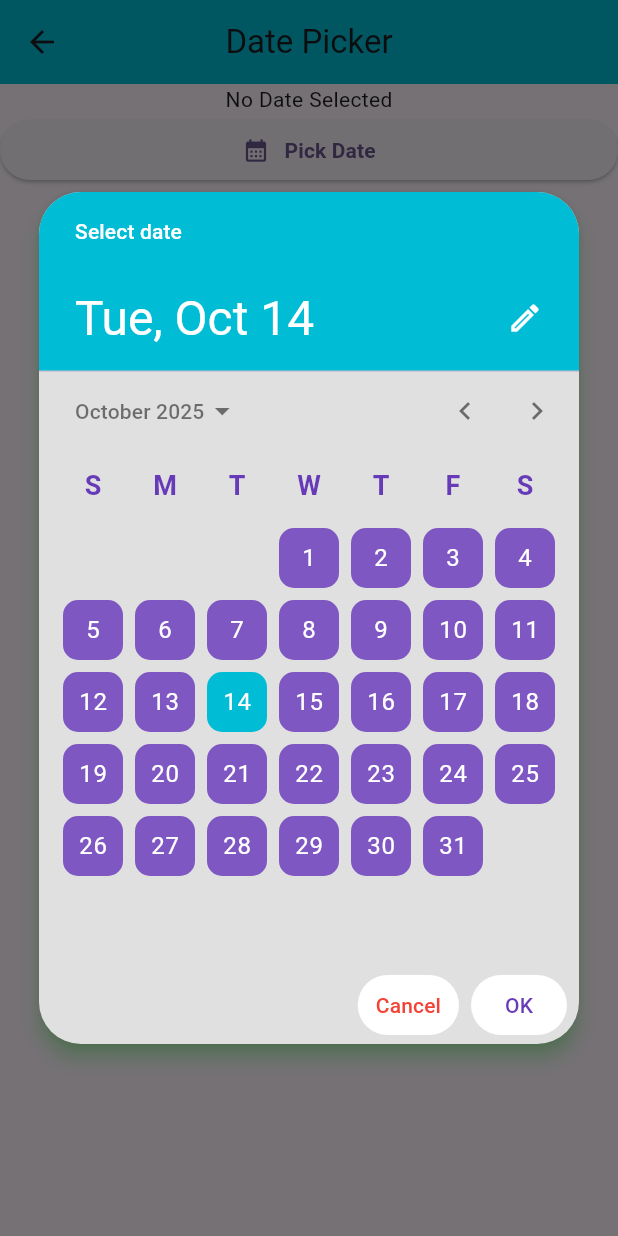
After one commit to KapilMukati-Yunicorn/training_projects, a Flutter app: the CustomDatePicker screen opened directly, after a tap on "Pick Date", on a phone screen of 412 x 824 dp. The commit adds this screen. Run offline on Flutter 3.47's test engine with Material 3 defaults, Android fonts, the phone set to English and light mode, and no system bars; our stand-ins replace another_flushbar, cached_network_image, fluttertoast.

Commit message:
Date Picker & Time Picker Practice Code

```diff
--- /dev/null
+++ b/lib/flutter_widgets/date_picker.dart
@@ -0,0 +1,132 @@
+import 'package:flutter/material.dart';
+import 'package:intl/intl.dart';
+
+class CustomDatePicker extends StatefulWidget {
+  const CustomDatePicker({super.key});
+
+  @override
+  State<CustomDatePicker> createState() => _CustomDatePickerState();
+}
+
+class _CustomDatePickerState extends State<CustomDatePicker> {
+  DateTime? _selectedDate;
+
+  @override
+  Widget build(BuildContext context) {
+    return Scaffold(
+      appBar: AppBar(
+        title: Text("Date Picker"),
+        centerTitle: true,
+        backgroundColor: Colors.cyan,
+      ),
+      body: Center(
+        child: Column(
+          children: [
+            Text(
+              _selectedDate == null
+                  ? "No Date Selected"
+                  : DateFormat("dd/MM/yyyy").format(_selectedDate!),
+            ),
+            ElevatedButton(
+              onPressed: () async {
+                DateTime? pickedDate = await showDatePicker(
+                  builder: (context, child) {
+                    return Theme(
+                      data: Theme.of(context).copyWith(
+                        //   colorScheme: const ColorScheme.light(
+                        // primary: Colors.cyan,
+                        // onPrimary: Colors.white,
+                        // onSurface: Colors.black
+                        datePickerTheme: DatePickerThemeData(
+                          dayShape: MaterialStateProperty.all(
+                            RoundedRectangleBorder(
+                              borderRadius: BorderRadius.circular(10),
+                            ),
+                          ),
+                          dayBackgroundColor:
+                              MaterialStateProperty.resolveWith<Color?>((
+                                states,
+                              ) {
+                                if (states.contains(MaterialState.selected)) {
+                                  return Colors.cyan;
+                                } else if (states.contains(
+                                  MaterialState.disabled,
+                                )) {
+                                  return Colors.green;
+                                } else {
+                                  return Colors.deepPurple.shade400;
+                                }
+                              }),
+
+                          elevation: 5,
+                          dayForegroundColor: MaterialStateProperty.all(
+                            Colors.white,
+                          ),
+                          shadowColor: Colors.green,
+                          // dayForegroundColor:
+                          cancelButtonStyle: ButtonStyle(
+                            foregroundColor: MaterialStateProperty.all(
+                              Colors.red,
+                            ),
+                            backgroundColor: MaterialStateProperty.all(
+                              Colors.white,
+                            ),
+                          ),
+                          confirmButtonStyle: ButtonStyle(
+                            foregroundColor: MaterialStateProperty.all(
+                              Colors.deepPurple,
+                            ),
+                            backgroundColor: MaterialStateProperty.all(
+                              Colors.white,
+                            ),
+                          ),
+                          todayBackgroundColor: MaterialStateProperty.all(
+                            Colors.red.shade400,
+                          ),
+                          backgroundColor: Colors.grey.shade300,
+                          headerBackgroundColor: Colors.cyan,
+                          headerForegroundColor: Colors.white,
+                          // subHeaderForegroundColor: Colors.red,
+                          weekdayStyle: TextStyle(
+                            color: Colors.deepPurple,
+                            fontWeight: FontWeight.w600,
+                            fontSize: 18,
+                          ),
+                        ),
+
+                      ),
+                      child: child!,
+                    );
+                  },
+
+                  context: context,
+                  initialDate: DateTime.now(),
+                  firstDate: DateTime(2000),
+                  lastDate: DateTime(2030),
+                );
+
+                if (pickedDate != null) {
+                  setState(() {
+                    _selectedDate = pickedDate;
+                  });
+                }
+              },
+
+              child: Row(
+                mainAxisAlignment: MainAxisAlignment.center,
+                children: [
+                  Icon(Icons.calendar_month),
+                  SizedBox(width: 10),
+                  Text(
+                    "Pick Date",
+                    style: TextStyle(fontWeight: FontWeight.bold),
+                  ),
+                ],
+              ),
+            ),
+          ],
+        ),
+      ),
+    );
+  }
+}
--- a/lib/main.dart
+++ b/lib/main.dart
@@ -10,6 +10,7 @@ import 'package:training/flutter_widgets/alerts.dart';
 import 'package:training/flutter_widgets/card_widget.dart';
 import 'package:training/flutter_widgets/container_widget.dart';
 import 'package:training/flutter_widgets/custom_navbar.dart';
+import 'package:training/flutter_widgets/date_picker.dart';
 import 'package:training/flutter_widgets/image_network_image.dart';
 import 'package:training/flutter_widgets/listtile_widget.dart';
 import 'package:training/flutter_widgets/listview_widgets.dart';
@@ -20,6 +21,7 @@ import 'package:training/flutter_widgets/refresh_indicator.dart';
 import 'package:training/flutter_widgets/row_column_scrollview.dart';
 import 'package:training/flutter_widgets/text_widget.dart';
 import 'package:training/Stream%20Builder/fruit_screen.dart';
+import 'package:training/flutter_widgets/time_picker.dart';
 
 void main() {
   runApp(const MyApp());
@@ -77,7 +79,9 @@ class MyApp extends StatelessWidget {
       // home: MyCustomTabs(),
       // home: MyCustomListTileWidget(),
       // home: MyCustomBottomSheet(),
-      home: MyAlertWidget(),
+      // home: MyAlertWidget(),
+      // home: CustomDatePicker(),
+      home: MyCustomTimePicker(),
       debugShowCheckedModeBanner: false,
     );
   }
--- a/pubspec.yaml
+++ b/pubspec.yaml
@@ -37,6 +37,7 @@ dependencies:
   cached_network_image: ^3.4.1
   fluttertoast: ^9.0.0
   another_flushbar: ^1.12.32
+  intl: ^0.20.2
 
 dev_dependencies:
   flutter_test:
```
Also changed, not shown: lib/flutter_widgets/demo.dart (added, +121 -0 lines), lib/flutter_widgets/time_picker.dart (added, +54 -0 lines), pubspec.lock.
